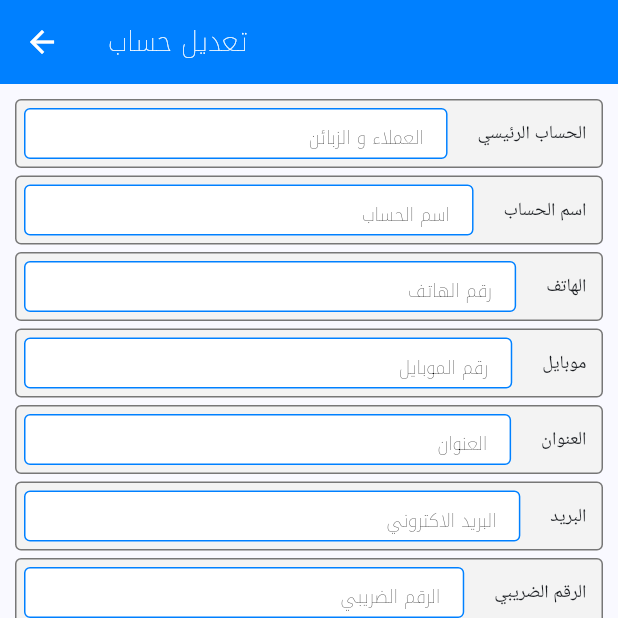
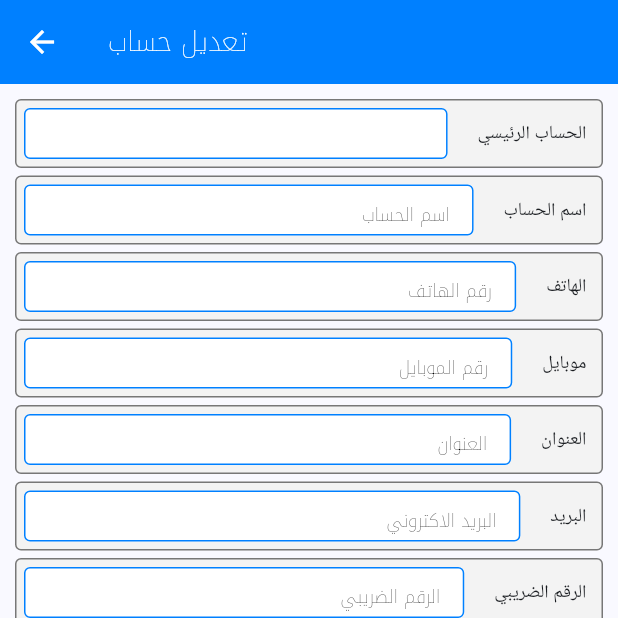
Before and after one commit to salimo2002/template, a Flutter app: the AddAccountAndUpdateView screen opened directly with empty values, after a tap on "حفظ و انهاء", on a phone screen of 412 x 824 dp, the top half of it. Run offline on Flutter 3.47's test engine with Material 3 defaults, Android fonts, the phone set to English and light mode, and no system bars; our stand-ins replace flutter_bloc, image_picker; missing offline and left inert: font_awesome_icon_class, mobile_scanner; accounts and stored records are empty; network calls fail; statements that could not run were skipped.

Commit message:
finish add Account

```diff
--- a/lib/account cubit/accounts_cubit.dart
+++ b/lib/account cubit/accounts_cubit.dart
@@ -8,7 +8,7 @@ import 'package:template/models/account_model.dart';
 class AccountsCubit extends Cubit<AccountsStatusAccounts> {
   AccountsCubit() : super(InitStateAccounts());
   List<dynamic> resultAccounts = [];
-  List<AccountModel> accounts = [];
+  static List<AccountModel> accounts = [];
   List<dynamic> resultParentsAccounts = [];
   List<ParentAccountsModel> parentsAccounts = [];
   Future<void> fetchAccounts({bool isRefresh = false}) async {
--- a/lib/views/add_account_and_update_view.dart
+++ b/lib/views/add_account_and_update_view.dart
@@ -6,6 +6,9 @@ import 'package:template/account%20cubit/accounts_cubit.dart';
 import 'package:template/models/account_model.dart';
 import 'package:template/utils/constants.dart';
 import 'package:template/utils/custom_app_bar.dart';
+import 'package:template/utils/font_style.dart';
+import 'package:template/utils/responsive_text.dart';
+import 'package:template/widgets/items%20classifications%20view%20widgets/custom_text_form_field.dart';
 import 'package:template/widgets/new%20item%20view%20widgets/container_fields.dart';
 import 'package:template/widgets/new%20item%20view%20widgets/save_and_exite_button.dart';
 import 'package:template/widgets/new%20item%20view%20widgets/text_field_details.dart';
@@ -28,7 +31,9 @@ class _AddAccountAndUpdateViewState extends State<AddAccountAndUpdateView> {
   final TextEditingController taxAcc = TextEditingController();
 
   late bool isNew;
-  AccountModel? existingAccount;
+  late AccountModel existingAccount;
+  String parentName = '';
+  int? parentId;
 
   @override
   void dispose() {
@@ -49,15 +54,22 @@ class _AddAccountAndUpdateViewState extends State<AddAccountAndUpdateView> {
         ModalRoute.of(context)!.settings.arguments as Map<String, dynamic>?;
 
     isNew = args!['isNew'] as bool;
-    existingAccount = args['account'] as AccountModel?;
+    existingAccount = args['account'] as AccountModel;
 
-    if (!isNew && existingAccount != null) {
-      nameAcc.text = existingAccount!.accName;
-      phonAcc.text = existingAccount!.accPhone ?? '';
-      mobileAcc.text = existingAccount!.accMobile ?? '';
-      addressAcc.text = existingAccount!.accAddress ?? '';
-      emailAcc.text = existingAccount!.accEmail ?? '';
-      taxAcc.text = existingAccount!.accTaxNo ?? '';
+    if (!isNew) {
+      nameAcc.text = existingAccount.accName;
+      phonAcc.text = existingAccount.accPhone ?? '';
+      mobileAcc.text = existingAccount.accMobile ?? '';
+      addressAcc.text = existingAccount.accAddress ?? '';
+      emailAcc.text = existingAccount.accEmail ?? '';
+      taxAcc.text = existingAccount.accTaxNo ?? '';
+    }
+    for (AccountModel element in AccountsCubit.accounts) {
+      if (element.accID == existingAccount.parentId) {
+        parentName = element.accName;
+        parentId=element.accID;
+        break;
+      }
     }
   }
 
@@ -80,10 +92,65 @@ class _AddAccountAndUpdateViewState extends State<AddAccountAndUpdateView> {
                     children: [
                       ContainerFields(
                         children: [
-                          TextFieldAndDetails(
-                            hintText: 'العملاء و الزبائن',
-                            label: 'الحساب الرئيسي',
-                            controller: TextEditingController(),
+                          Row(
+                            children: [
+                              const SizedBox(width: 5),
+                              Expanded(
+                                child: SizedBox(
+                                  height: 34,
+                                  child: TextFormField(
+                                    readOnly: true,
+                                    textDirection: TextDirection.rtl,
+                                    decoration: InputDecoration(
+                                      isDense: true,
+                                      contentPadding:
+                                          const EdgeInsets.symmetric(
+                                            vertical: 8,
+                                            horizontal: 12,
+                                          ),
+                                      hintTextDirection: TextDirection.rtl,
+                                      hintText:
+                                          isNew
+                                              ? existingAccount.accName
+                                              : parentName,
+                                      hintStyle: FontStyleApp.blackCustom18
+                                          .copyWith(
+                                            fontSize: getResponsiveText(
+                                              context,
+                                              12,
+                                            ),
+                                          ),
+                                      fillColor: kWhite,
+                                      filled: true,
+                                      enabledBorder: borderStyle(),
+                                      border: borderStyle(),
+                                      focusedBorder: borderStyle(),
+                                      errorBorder: OutlineInputBorder(
+                                        borderSide: BorderSide(
+                                          color: Colors.red,
+                                        ),
+                                      ),
+                                      focusedErrorBorder: OutlineInputBorder(
+                                        borderSide: BorderSide(
+                                          color: Colors.red,
+                                        ),
+                                      ),
+                                      errorStyle: TextStyle(
+                                        fontWeight: FontWeight.bold,
+                                      ),
+                                    ),
+                                  ),
+                                ),
+                              ),
+                              const SizedBox(width: 20),
+                              Text(
+                                'الحساب الرئيسي',
+                                style: TextStyle(
+                                  fontSize: getResponsiveText(context, 12),
+                                ),
+                              ),
+                              const SizedBox(width: 10),
+                            ],
                           ),
                         ],
                       ),
@@ -172,12 +239,12 @@ class _AddAccountAndUpdateViewState extends State<AddAccountAndUpdateView> {
                   accNumber:
                       isNew
                           ? Random().nextInt(1000000)
-                          : existingAccount!.accNumber,
+                          : existingAccount.accNumber,
                   accName: nameAcc.text,
-                  parentId: 0,
-                  accKind: 0,
+                  parentId: isNew?existingAccount.accID!:parentId!,
+                  accKind: 1,
                   accRefrence: 1,
-                  accID: isNew ? null : existingAccount!.accID,
+                  accID: isNew ? null : existingAccount.accID,
                 );
 
                 if (isNew) {
--- a/lib/views/tree_accounts_view.dart
+++ b/lib/views/tree_accounts_view.dart
@@ -133,6 +133,16 @@ class _TreeAccountsViewState extends State<TreeAccountsView> {
         Offset.zero & overlay.size,
       ),
       items: [
+         CheckedPopupMenuItem(
+          child: const Text('إضافة حساب'),
+          onTap: () {
+            Navigator.pushNamed(
+              context,
+              AddAccountAndUpdateView.id,
+              arguments: {'account': account, 'isNew': true},
+            );
+          },
+        ),
         CheckedPopupMenuItem(
           child: const Text('بطاقة حساب'),
           onTap: () {
```
